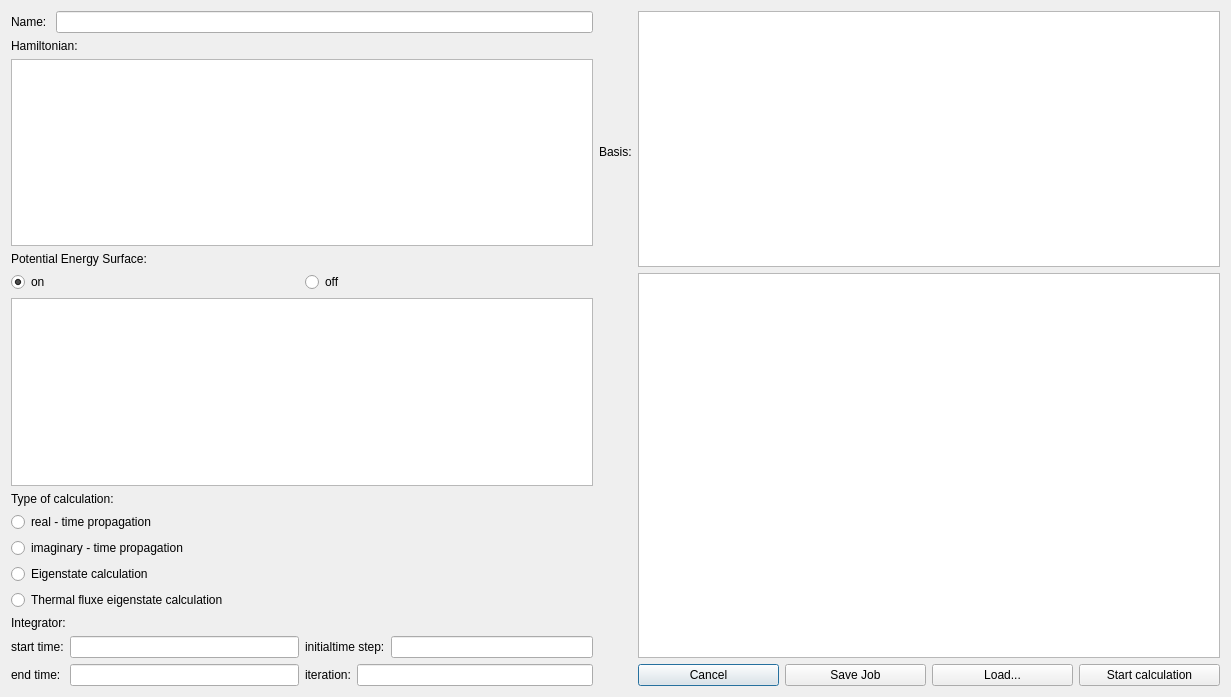
The window that GUI/dialogA.ui (pietiep/Qt-with-Python) describes before a commit, drawn with Qt 5.
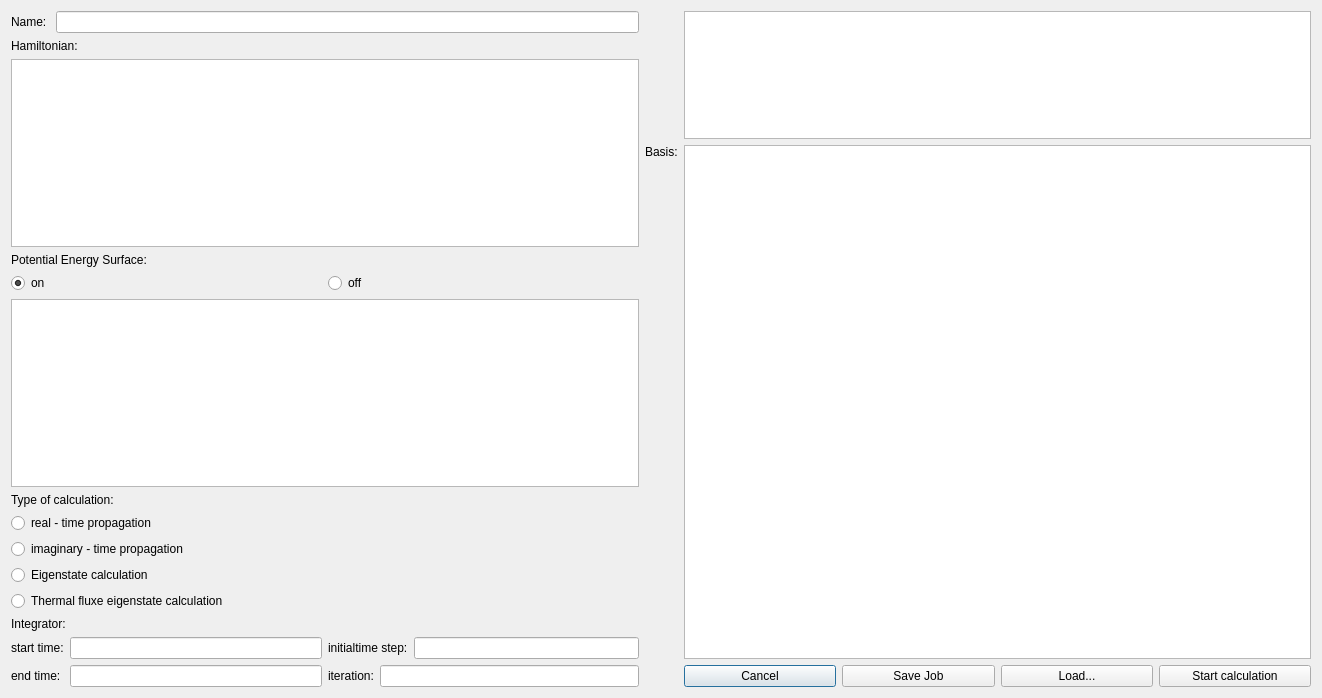
The same window after the commit.

Patch:
```diff
--- a/GUI/dialogA.ui
+++ b/GUI/dialogA.ui
@@ -9,8 +9,8 @@
    <rect>
     <x>0</x>
     <y>0</y>
-    <width>1231</width>
-    <height>697</height>
+    <width>1322</width>
+    <height>698</height>
    </rect>
   </property>
   <property name="contextMenuPolicy">
@@ -96,7 +96,7 @@
     </widget>
    </item>
    <item row="0" column="2" rowspan="2">
-    <layout class="QVBoxLayout" name="verticalLayout_4" stretch="40,60,0">
+    <layout class="QVBoxLayout" name="verticalLayout_4" stretch="20,80,0">
      <item>
       <widget class="QTreeView" name="uiTree"/>
      </item>
```
